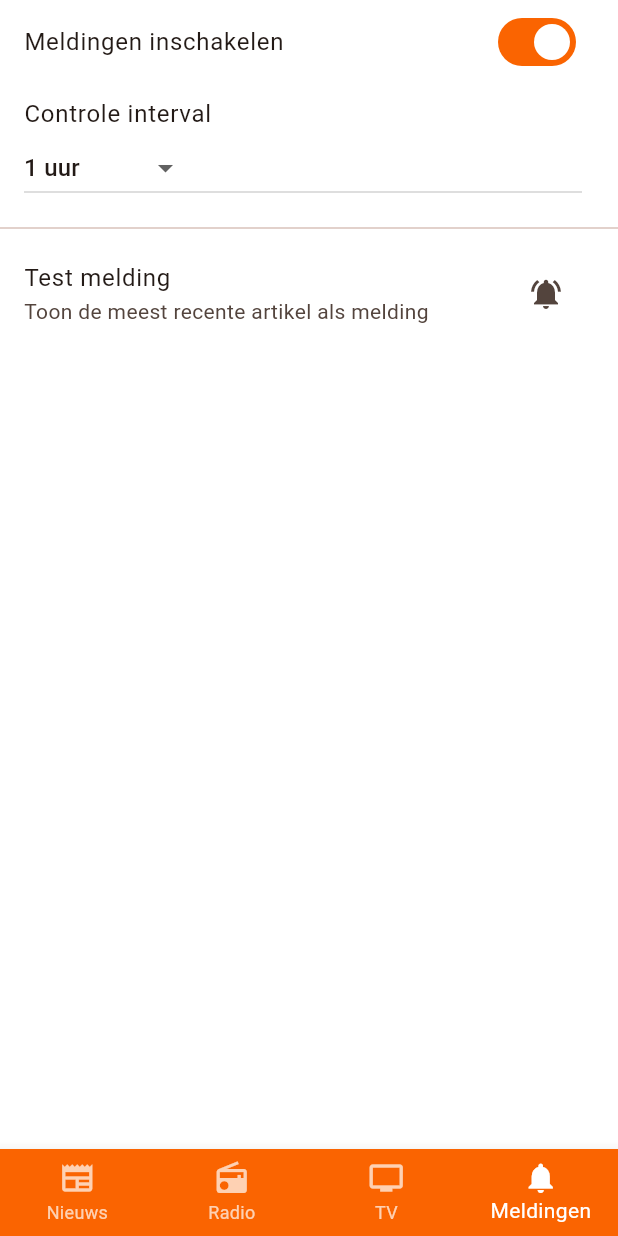
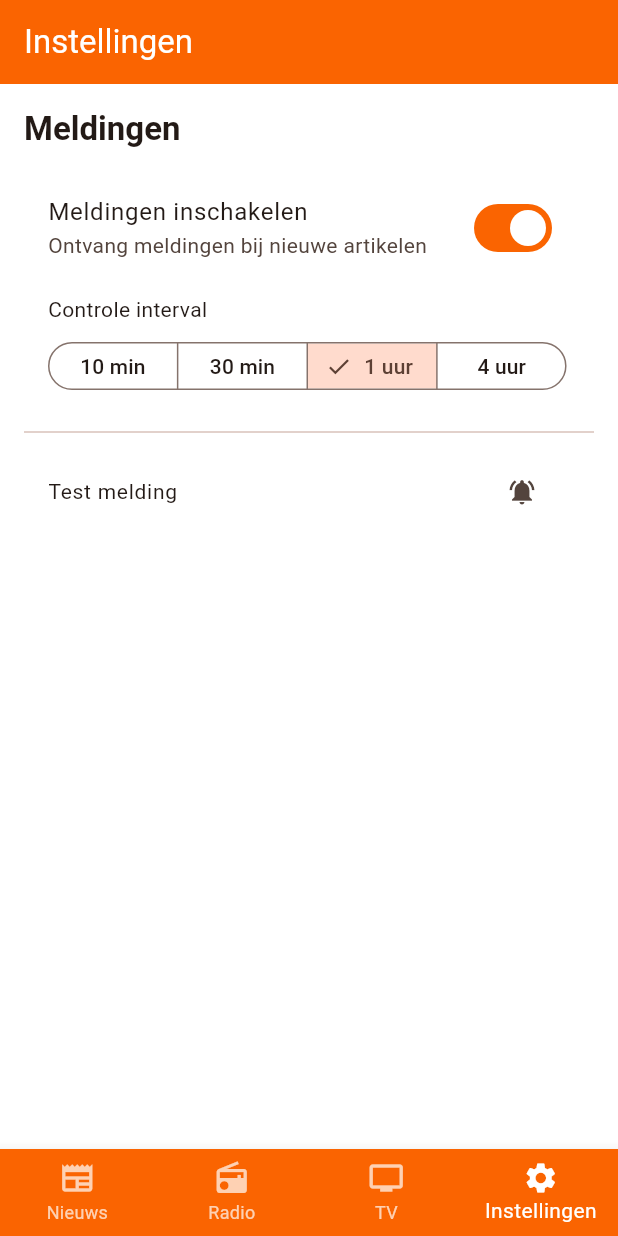
Before and after one commit to Samen1-Apeldoorn/Samen1-App, a Flutter app: the screen it shows after launch, item 4 of the bottom bar chosen, after a tap on "Meldingen inschakelen", on a phone screen of 412 x 824 dp. Run offline on Flutter 3.47's test engine with Material 3 defaults, Android fonts, the phone set to English and light mode, and no system bars; our stand-ins replace flutter_local_notifications, shared_preferences, video_player, wakelock_plus; missing offline and left inert: flutter_inappwebview, workmanager; network calls fail.

Commit message:
Naam settings aangepast nieuwe settings

```diff
--- a/lib/main.dart
+++ b/lib/main.dart
@@ -4,7 +4,7 @@ import 'package:workmanager/workmanager.dart';
 import 'screens/news_page.dart';
 import 'screens/radio_page.dart';
 import 'screens/tv_page.dart';
-import 'screens/notifications_page.dart';
+import 'screens/settings_page.dart';
 import 'services/notification_service.dart';
 import 'services/rss_service.dart';
 
@@ -68,7 +68,7 @@ class _MainScreenState extends State<MainScreen> {
     NewsPage(),
     RadioPage(),
     TVPage(),
-    NotificationsPage(),
+    SettingsPage(),
   ];
 
   @override
@@ -86,7 +86,7 @@ class _MainScreenState extends State<MainScreen> {
           BottomNavigationBarItem(icon: Icon(Icons.newspaper), label: 'Nieuws'),
           BottomNavigationBarItem(icon: Icon(Icons.radio), label: 'Radio'),
           BottomNavigationBarItem(icon: Icon(Icons.tv), label: 'TV'),
-          BottomNavigationBarItem(icon: Icon(Icons.notifications), label: 'Meldingen'),
+          BottomNavigationBarItem(icon: Icon(Icons.settings), label: 'Instellingen'),
         ],
       ),
     );
--- a/lib/screens/notifications_page.dart
+++ /dev/null
@@ -1,104 +0,0 @@
-import 'package:flutter/material.dart';
-import 'package:shared_preferences/shared_preferences.dart';
-import 'package:workmanager/workmanager.dart';
-import '../services/rss_service.dart';
-import '../services/notification_service.dart';
-
-class NotificationsPage extends StatefulWidget {
-  const NotificationsPage({super.key});
-
-  @override
-  State<NotificationsPage> createState() => _NotificationsPageState();
-}
-
-class _NotificationsPageState extends State<NotificationsPage> {
-  bool _notificationsEnabled = false;
-  String _checkInterval = '60';
-
-  @override
-  void initState() {
-    super.initState();
-    _loadSettings();
-  }
-
-  Future<void> _loadSettings() async {
-    final prefs = await SharedPreferences.getInstance();
-    setState(() {
-      _notificationsEnabled = prefs.getBool('notifications_enabled') ?? false;
-      _checkInterval = prefs.getString('check_interval') ?? '60';
-    });
-  }
-
-  Future<void> _saveSettings() async {
-    final prefs = await SharedPreferences.getInstance();
-    await prefs.setBool('notifications_enabled', _notificationsEnabled);
-    await prefs.setString('check_interval', _checkInterval);
-
-    if (_notificationsEnabled) {
-      await Workmanager().registerPeriodicTask(
-        'samen1-rss-check',
-        'checkRSSFeed',
-        frequency: Duration(minutes: int.parse(_checkInterval)),
-      );
-    } else {
-      await Workmanager().cancelByUniqueName('samen1-rss-check');
-    }
-  }
-
-  @override
-  Widget build(BuildContext context) {
-    return Scaffold(
-      body: ListView(
-        children: [
-          SwitchListTile(
-            title: const Text('Meldingen inschakelen'),
-            value: _notificationsEnabled,
-            onChanged: (value) {
-              setState(() => _notificationsEnabled = value);
-              _saveSettings();
-            },
-          ),
-          ListTile(
-            title: const Text('Controle interval'),
-            subtitle: DropdownButton<String>(
-              value: _checkInterval,
-              items: const [
-                DropdownMenuItem(value: '10', child: Text('10 minuten')),
-                DropdownMenuItem(value: '30', child: Text('30 minuten')),
-                DropdownMenuItem(value: '60', child: Text('1 uur')),
-                DropdownMenuItem(value: '240', child: Text('4 uur')),
-              ],
-              onChanged: _notificationsEnabled
-                  ? (value) {
-                      setState(() => _checkInterval = value!);
-                      _saveSettings();
-                    }
-                  : null,
-            ),
-          ),
-          const Divider(),
-          ListTile(
-            title: const Text('Test melding'),
-            subtitle: const Text('Toon de meest recente artikel als melding'),
-            trailing: IconButton(
-              icon: const Icon(Icons.notifications_active),
-              onPressed: () async {
-                await NotificationService.initialize();
-
-                final result = await RSSService.sendTestNotification();
-                if (context.mounted) {
-                  ScaffoldMessenger.of(context).showSnackBar(
-                    SnackBar(
-                      content: Text(result),
-                      duration: const Duration(seconds: 5),
-                    ),
-                  );
-                }
-              },
-            ),
-          ),
-        ],
-      ),
-    );
-  }
-}
--- /dev/null
+++ b/lib/screens/settings_page.dart
@@ -0,0 +1,134 @@
+import 'package:flutter/material.dart';
+import 'package:shared_preferences/shared_preferences.dart';
+import 'package:workmanager/workmanager.dart';
+import '../services/rss_service.dart';
+import '../services/notification_service.dart';
+
+class SettingsPage extends StatefulWidget {
+  const SettingsPage({super.key});
+
+  @override
+  State<SettingsPage> createState() => _SettingsPageState();
+}
+
+class _SettingsPageState extends State<SettingsPage> {
+  bool _notificationsEnabled = false;
+  String _checkInterval = '60';
+
+  @override
+  void initState() {
+    super.initState();
+    _loadSettings();
+  }
+
+  Future<void> _loadSettings() async {
+    final prefs = await SharedPreferences.getInstance();
+    setState(() {
+      _notificationsEnabled = prefs.getBool('notifications_enabled') ?? false;
+      _checkInterval = prefs.getString('check_interval') ?? '60';
+    });
+  }
+
+  Future<void> _saveSettings() async {
+    final prefs = await SharedPreferences.getInstance();
+    await prefs.setBool('notifications_enabled', _notificationsEnabled);
+    await prefs.setString('check_interval', _checkInterval);
+
+    if (_notificationsEnabled) {
+      await Workmanager().registerPeriodicTask(
+        'samen1-rss-check',
+        'checkRSSFeed',
+        frequency: Duration(minutes: int.parse(_checkInterval)),
+      );
+    } else {
+      await Workmanager().cancelByUniqueName('samen1-rss-check');
+    }
+  }
+
+  @override
+  Widget build(BuildContext context) {
+    return Scaffold(
+      appBar: AppBar(
+        title: const Text('Instellingen'),
+        backgroundColor: Theme.of(context).colorScheme.primary,
+        foregroundColor: Colors.white,
+      ),
+      body: ListView(
+        children: [
+          Padding(
+            padding: const EdgeInsets.all(16.0),
+            child: Column(
+              crossAxisAlignment: CrossAxisAlignment.start,
+              children: [
+                Text(
+                  'Meldingen',
+                  style: Theme.of(context).textTheme.titleLarge?.copyWith(
+                        fontWeight: FontWeight.bold,
+                      ),
+                ),
+                const SizedBox(height: 16),
+                SwitchListTile(
+                  title: const Text('Meldingen inschakelen'),
+                  subtitle: const Text('Ontvang meldingen bij nieuwe artikelen'),
+                  value: _notificationsEnabled,
+                  onChanged: (value) {
+                    setState(() => _notificationsEnabled = value);
+                    _saveSettings();
+                  },
+                ),
+                Padding(
+                  padding: const EdgeInsets.symmetric(horizontal: 16.0, vertical: 8.0),
+                  child: Column(
+                    crossAxisAlignment: CrossAxisAlignment.start,
+                    children: [
+                      const Text('Controle interval'),
+                      const SizedBox(height: 8),
+                      SegmentedButton<String>(
+                        segments: const [
+                          ButtonSegment(value: '10', label: Text('10 min')),
+                          ButtonSegment(value: '30', label: Text('30 min')),
+                          ButtonSegment(value: '60', label: Text('1 uur')),
+                          ButtonSegment(value: '240', label: Text('4 uur')),
+                        ],
+                        selected: {_checkInterval},
+                        onSelectionChanged: _notificationsEnabled
+                            ? (Set<String> newSelection) {
+                                setState(() => _checkInterval = newSelection.first);
+                                _saveSettings();
+                              }
+                            : null,
+                        style: ButtonStyle(
+                          visualDensity: VisualDensity.compact,
+                        ),
+                      ),
+                    ],
+                  ),
+                ),
+                const Divider(height: 32),
+                ListTile(
+                  dense: true,
+                  title: const Text(
+                    'Test melding',
+                    style: TextStyle(fontSize: 14),
+                  ),
+                  trailing: IconButton(
+                    icon: const Icon(Icons.notifications_active, size: 20),
+                    onPressed: () async {
+                      await NotificationService.initialize();
+                      final result = await RSSService.sendTestNotification();
+                      if (context.mounted) {
+                        ScaffoldMessenger.of(context).showSnackBar(
+                          SnackBar(content: Text(result)),
+                        );
+                      }
+                    },
+                  ),
+                ),
+              ],
+            ),
+          ),
+        ],
+      ),
+    );
+  }
+}
```
Also changed, not shown: 1 other file.
